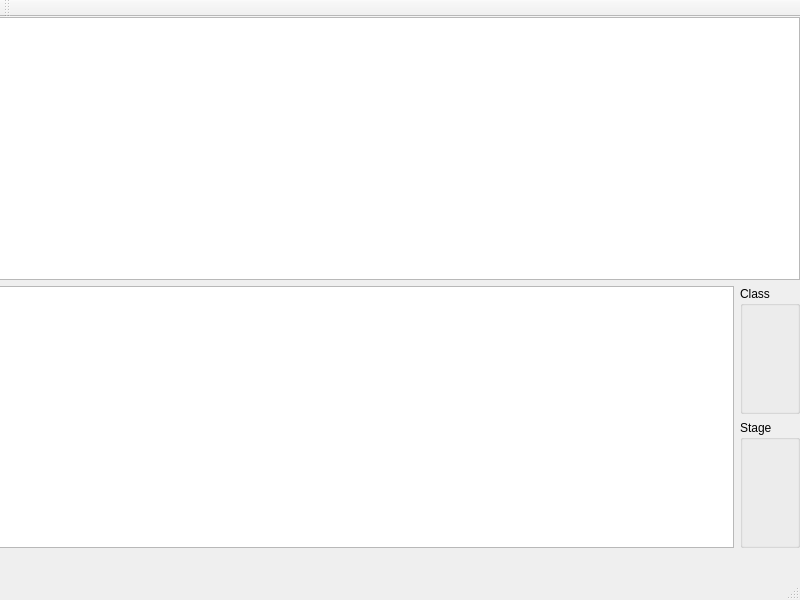
Before: the Qt Designer form elogviewer/trunk/elogviewerQt.ui in fonic/elogviewer, drawn with Qt 5.
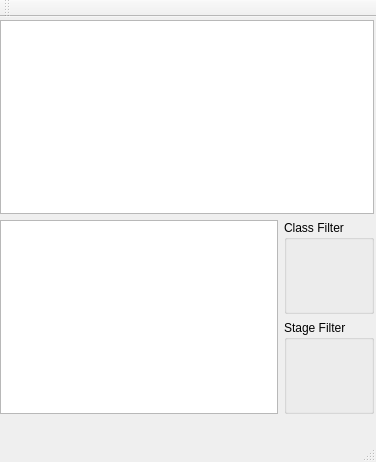
After: the same form once the commit is applied.

Commit message: Slightly reworked layout

Patch:
```diff
--- a/elogviewer/trunk/elogviewerQt.ui
+++ b/elogviewer/trunk/elogviewerQt.ui
@@ -6,21 +6,21 @@
    <rect>
     <x>0</x>
     <y>0</y>
-    <width>800</width>
-    <height>600</height>
+    <width>376</width>
+    <height>462</height>
    </rect>
   </property>
   <property name="windowTitle">
    <string>elogviewerQt</string>
   </property>
   <widget class="QWidget" name="centralwidget">
-   <widget class="QWidget" name="verticalLayoutWidget">
+   <widget class="QWidget" name="">
     <property name="geometry">
      <rect>
-      <x>-1</x>
-      <y>0</y>
-      <width>801</width>
-      <height>531</height>
+      <x>0</x>
+      <y>3</y>
+      <width>374</width>
+      <height>394</height>
      </rect>
     </property>
     <layout class="QVBoxLayout" name="verticalLayout_2">
@@ -30,21 +30,21 @@
      <item>
       <layout class="QHBoxLayout" name="horizontalLayout">
        <item>
-        <widget class="QTextBrowser" name="textBrowser"/>
+        <widget class="QTextEdit" name="textEdit"/>
        </item>
        <item>
         <layout class="QVBoxLayout" name="verticalLayout_3">
          <item>
           <widget class="QGroupBox" name="groupBox">
            <property name="title">
-            <string>Class</string>
+            <string>Class Filter</string>
            </property>
           </widget>
          </item>
          <item>
           <widget class="QGroupBox" name="groupBox_2">
            <property name="title">
-            <string>Stage</string>
+            <string>Stage Filter</string>
            </property>
           </widget>
          </item>
```
Left out of the diff: 6 changed lines with no effect on the pictures.
